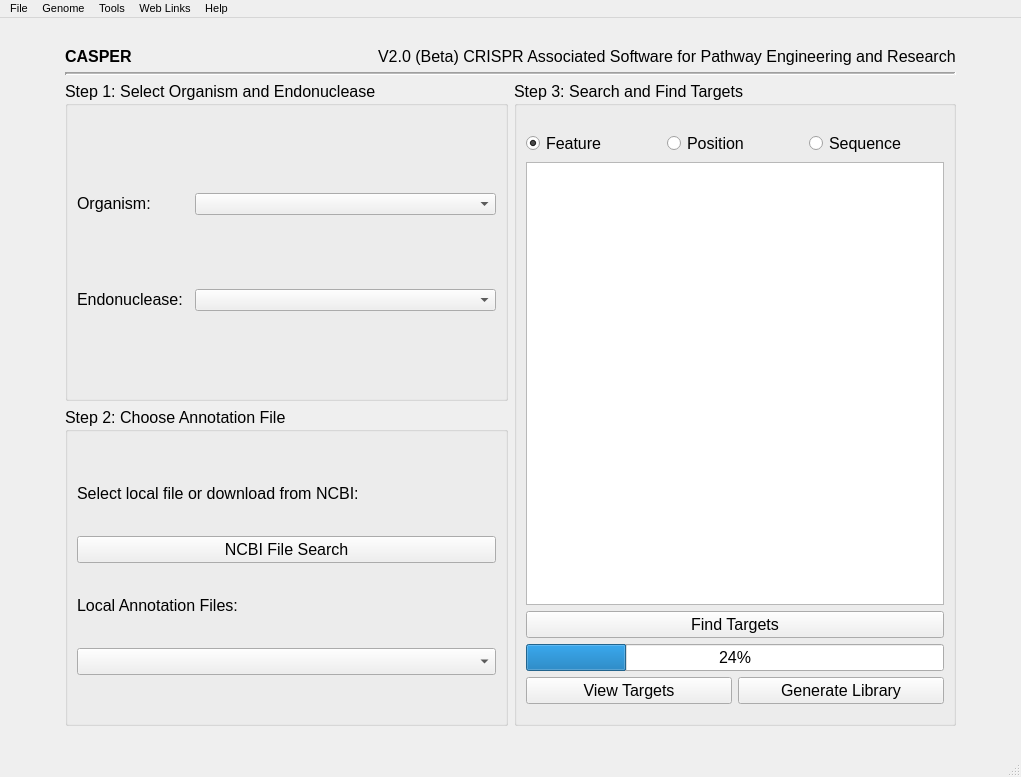
Old version of the form CASPER_main.ui in the repository TrinhLab/CASPERapp.
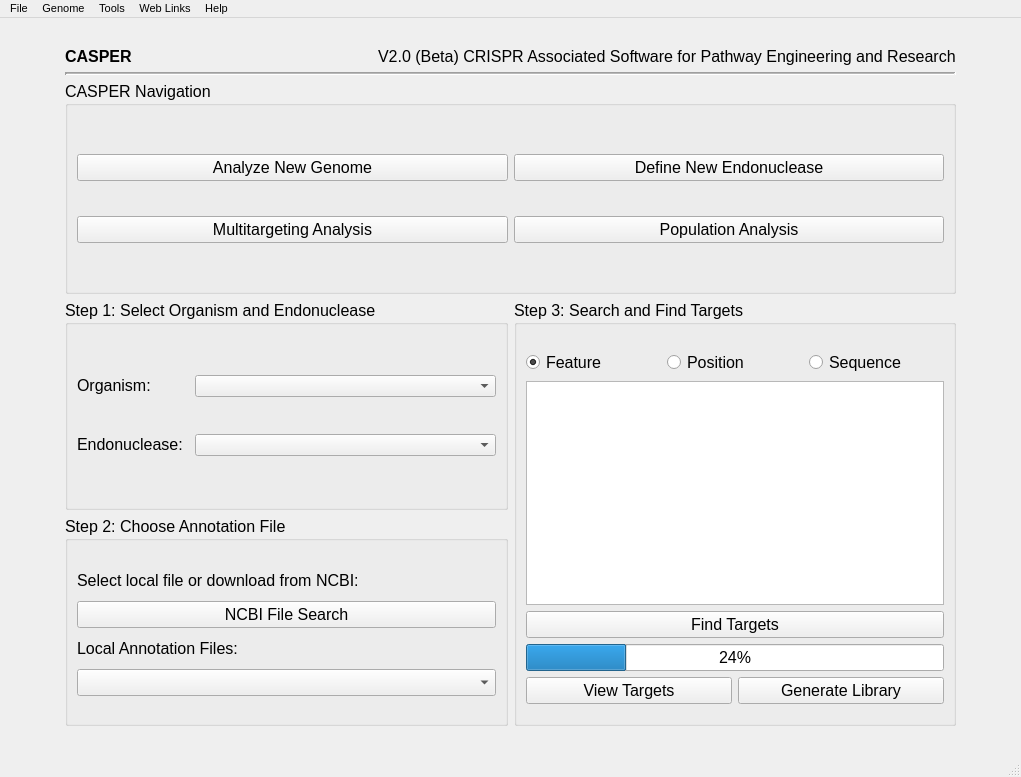
New version of the form.

Commit message: Added CASPER navigation groupbox to Main Window to facilitate easier navigation within the program. Removed toolbar navigation actions.

The edit to the form file:
```diff
--- a/CASPER_main.ui
+++ b/CASPER_main.ui
@@ -61,22 +61,6 @@
       </property>
      </widget>
     </item>
-    <item row="3" column="0" rowspan="2">
-     <spacer name="horizontalSpacer">
-      <property name="orientation">
-       <enum>Qt::Horizontal</enum>
-      </property>
-      <property name="sizeType">
-       <enum>QSizePolicy::Fixed</enum>
-      </property>
-      <property name="sizeHint" stdset="0">
-       <size>
-        <width>20</width>
-        <height>20</height>
-       </size>
-      </property>
-     </spacer>
-    </item>
     <item row="0" column="1" colspan="2">
      <spacer name="verticalSpacer">
       <property name="orientation">
@@ -93,42 +77,21 @@
       </property>
      </spacer>
     </item>
-    <item row="1" column="2" alignment="Qt::AlignRight">
-     <widget class="QLabel" name="label_7">
-      <property name="sizePolicy">
-       <sizepolicy hsizetype="Preferred" vsizetype="Fixed">
-        <horstretch>0</horstretch>
-        <verstretch>0</verstretch>
-       </sizepolicy>
+    <item row="5" column="0" rowspan="2">
+     <spacer name="horizontalSpacer">
+      <property name="orientation">
+       <enum>Qt::Horizontal</enum>
       </property>
-      <property name="minimumSize">
-       <size>
-        <width>0</width>
-        <height>0</height>
-       </size>
+      <property name="sizeType">
+       <enum>QSizePolicy::Fixed</enum>
       </property>
-      <property name="maximumSize">
+      <property name="sizeHint" stdset="0">
        <size>
-        <width>16777215</width>
-        <height>16777215</height>
+        <width>20</width>
+        <height>20</height>
        </size>
       </property>
-      <property name="font">
-       <font>
-        <family>Arial</family>
-        <pointsize>12</pointsize>
-        <weight>50</weight>
-        <italic>false</italic>
-        <bold>false</bold>
-       </font>
-      </property>
-      <property name="styleSheet">
-       <string notr="true"/>
-      </property>
-      <property name="text">
-       <string>V2.0 (Beta) CRISPR Associated Software for Pathway Engineering and Research</string>
-      </property>
-     </widget>
+     </spacer>
     </item>
     <item row="1" column="1">
      <widget class="QLabel" name="label_8">
@@ -167,6 +130,43 @@
       </property>
      </widget>
     </item>
+    <item row="1" column="2" alignment="Qt::AlignRight">
+     <widget class="QLabel" name="label_7">
+      <property name="sizePolicy">
+       <sizepolicy hsizetype="Preferred" vsizetype="Fixed">
+        <horstretch>0</horstretch>
+        <verstretch>0</verstretch>
+       </sizepolicy>
+      </property>
+      <property name="minimumSize">
+       <size>
+        <width>0</width>
+        <height>0</height>
+       </size>
+      </property>
+      <property name="maximumSize">
+       <size>
+        <width>16777215</width>
+        <height>16777215</height>
+       </size>
+      </property>
+      <property name="font">
+       <font>
+        <family>Arial</family>
+        <pointsize>12</pointsize>
+        <weight>50</weight>
+        <italic>false</italic>
+        <bold>false</bold>
+       </font>
+      </property>
+      <property name="styleSheet">
+       <string notr="true"/>
+      </property>
+      <property name="text">
+       <string>V2.0 (Beta) CRISPR Associated Software for Pathway Engineering and Research</string>
+      </property>
+     </widget>
+    </item>
     <item row="2" column="1" colspan="2">
      <widget class="Line" name="line">
       <property name="sizePolicy">
@@ -195,7 +195,7 @@
       </property>
      </widget>
     </item>
-    <item row="3" column="1" rowspan="2" colspan="2">
+    <item row="5" column="1" rowspan="2" colspan="2">
      <layout class="QGridLayout" name="gridLayout_7">
       <property name="sizeConstraint">
        <enum>QLayout::SetDefaultConstraint</enum>
@@ -203,7 +203,7 @@
       <item row="0" column="0" rowspan="2">
        <widget class="QGroupBox" name="Step1">
         <property name="sizePolicy">
-         <sizepolicy hsizetype="Expanding" vsizetype="Preferred">
+         <sizepolicy hsizetype="Expanding" vsizetype="Expanding">
           <horstretch>0</horstretch>
           <verstretch>0</verstretch>
          </sizepolicy>
@@ -236,7 +236,7 @@
          <string>Step 1: Select Organism and Endonuclease</string>
         </property>
         <layout class="QGridLayout" name="gridLayout">
-         <item row="2" column="2">
+         <item row="3" column="2">
           <widget class="QComboBox" name="endoChoice">
            <property name="sizePolicy">
             <sizepolicy hsizetype="Expanding" vsizetype="Fixed">
@@ -267,7 +267,7 @@
            </property>
           </widget>
          </item>
-         <item row="1" column="2">
+         <item row="2" column="2">
           <widget class="QComboBox" name="orgChoice">
            <property name="enabled">
             <bool>true</bool>
@@ -301,7 +301,7 @@
            </property>
           </widget>
          </item>
-         <item row="1" column="0">
+         <item row="2" column="0">
           <widget class="QLabel" name="label_2">
            <property name="sizePolicy">
             <sizepolicy hsizetype="Preferred" vsizetype="Fixed">
@@ -338,7 +338,39 @@
            </property>
           </widget>
          </item>
-         <item row="2" column="0">
+         <item row="1" column="0" colspan="3">
+          <spacer name="verticalSpacer_7">
+           <property name="orientation">
+            <enum>Qt::Vertical</enum>
+           </property>
+           <property name="sizeType">
+            <enum>QSizePolicy::Fixed</enum>
+           </property>
+           <property name="sizeHint" stdset="0">
+            <size>
+             <width>10</width>
+             <height>10</height>
+            </size>
+           </property>
+          </spacer>
+         </item>
+         <item row="5" column="0" colspan="3">
+          <spacer name="verticalSpacer_8">
+           <property name="orientation">
+            <enum>Qt::Vertical</enum>
+           </property>
+           <property name="sizeType">
+            <enum>QSizePolicy::Fixed</enum>
+           </property>
+           <property name="sizeHint" stdset="0">
+            <size>
+             <width>10</width>
+             <height>10</height>
+            </size>
+           </property>
+          </spacer>
+         </item>
+         <item row="3" column="0">
           <widget class="QLabel" name="label">
            <property name="sizePolicy">
             <sizepolicy hsizetype="Preferred" vsizetype="Fixed">
@@ -375,45 +407,13 @@
            </property>
           </widget>
          </item>
-         <item row="3" column="0" colspan="3">
-          <spacer name="verticalSpacer_8">
-           <property name="orientation">
-            <enum>Qt::Vertical</enum>
-           </property>
-           <property name="sizeType">
-            <enum>QSizePolicy::Fixed</enum>
-           </property>
-           <property name="sizeHint" stdset="0">
-            <size>
-             <width>10</width>
-             <height>10</height>
-            </size>
-           </property>
-          </spacer>
-         </item>
-         <item row="0" column="0" colspan="3">
-          <spacer name="verticalSpacer_7">
-           <property name="orientation">
-            <enum>Qt::Vertical</enum>
-           </property>
-           <property name="sizeType">
-            <enum>QSizePolicy::Fixed</enum>
-           </property>
-           <property name="sizeHint" stdset="0">
-            <size>
-             <width>10</width>
-             <height>10</height>
-            </size>
-           </property>
-          </spacer>
-         </item>
         </layout>
        </widget>
       </item>
       <item row="2" column="0" rowspan="2">
        <widget class="QGroupBox" name="Step2">
         <property name="sizePolicy">
-         <sizepolicy hsizetype="Expanding" vsizetype="Preferred">
+         <sizepolicy hsizetype="Expanding" vsizetype="Expanding">
           <horstretch>0</horstretch>
           <verstretch>0</verstretch>
          </sizepolicy>
@@ -623,7 +623,7 @@
       <item row="0" column="1" rowspan="4">
        <widget class="QGroupBox" name="Step3">
         <property name="sizePolicy">
-         <sizepolicy hsizetype="Expanding" vsizetype="Preferred">
+         <sizepolicy hsizetype="Expanding" vsizetype="Expanding">
           <horstretch>0</horstretch>
           <verstretch>0</verstretch>
          </sizepolicy>
@@ -901,7 +901,7 @@
       </property>
      </widget>
     </item>
-    <item row="3" column="3" rowspan="2">
+    <item row="5" column="3" rowspan="2">
      <spacer name="horizontalSpacer_2">
       <property name="orientation">
        <enum>Qt::Horizontal</enum>
@@ -917,7 +917,7 @@
       </property>
      </spacer>
     </item>
-    <item row="5" column="1" colspan="2">
+    <item row="7" column="1" colspan="2">
      <spacer name="verticalSpacer_2">
       <property name="orientation">
        <enum>Qt::Vertical</enum>
@@ -933,6 +933,81 @@
       </property>
      </spacer>
     </item>
+    <item row="3" column="1" colspan="2">
+     <widget class="QGroupBox" name="CASPER_Navigation">
+      <property name="sizePolicy">
+       <sizepolicy hsizetype="Minimum" vsizetype="Minimum">
+        <horstretch>0</horstretch>
+        <verstretch>0</verstretch>
+       </sizepolicy>
+      </property>
+      <property name="title">
+       <string>CASPER Navigation</string>
+      </property>
+      <layout class="QGridLayout" name="gridLayout_2">
+       <item row="1" column="1">
+        <widget class="QPushButton" name="newEndo_button">
+         <property name="text">
+          <string>Define New Endonuclease</string>
+         </property>
+        </widget>
+       </item>
+       <item row="1" column="0">
+        <widget class="QPushButton" name="newGenome_button">
+         <property name="text">
+          <string>Analyze New Genome</string>
+         </property>
+        </widget>
+       </item>
+       <item row="2" column="0">
+        <widget class="QPushButton" name="multitargeting_button">
+         <property name="text">
+          <string>Multitargeting Analysis</string>
+         </property>
+        </widget>
+       </item>
+       <item row="2" column="1">
+        <widget class="QPushButton" name="populationAnalysis_button">
+         <property name="text">
+          <string>Population Analysis</string>
+         </property>
+        </widget>
+       </item>
+       <item row="0" column="0" colspan="2">
+        <spacer name="verticalSpacer_10">
+         <property name="orientation">
+          <enum>Qt::Vertical</enum>
+         </property>
+         <property name="sizeType">
+          <enum>QSizePolicy::Fixed</enum>
+         </property>
+         <property name="sizeHint" stdset="0">
+          <size>
+           <width>10</width>
+           <height>10</height>
+          </size>
+         </property>
+        </spacer>
+       </item>
+       <item row="3" column="0" colspan="2">
+        <spacer name="verticalSpacer_9">
+         <property name="orientation">
+          <enum>Qt::Vertical</enum>
+         </property>
+         <property name="sizeType">
+          <enum>QSizePolicy::Fixed</enum>
+         </property>
+         <property name="sizeHint" stdset="0">
+          <size>
+           <width>10</width>
+           <height>10</height>
+          </size>
+         </property>
+        </spacer>
+       </item>
+      </layout>
+     </widget>
+    </item>
    </layout>
   </widget>
   <widget class="QMenuBar" name="menubar">
@@ -941,7 +1016,7 @@
      <x>0</x>
      <y>0</y>
      <width>1021</width>
-     <height>18</height>
+     <height>24</height>
     </rect>
    </property>
    <property name="font">
@@ -961,8 +1036,6 @@
     <property name="title">
      <string>Genome</string>
     </property>
-    <addaction name="actionUpload_New_Genome"/>
-    <addaction name="actionUpload_New_Endonuclease"/>
     <addaction name="actionChange_Directory"/>
     <addaction name="actionOpen_Genome_Browser"/>
    </widget>
@@ -970,9 +1043,6 @@
     <property name="title">
      <string>Tools</string>
     </property>
-    <addaction name="actionMultitargeting"/>
-    <addaction name="actionPopulation_Analysis"/>
-    <addaction name="separator"/>
     <addaction name="actionNCBI_BLAST"/>
    </widget>
    <widget class="QMenu" name="menuWindow">
```
The commit also changes 1 other file.
